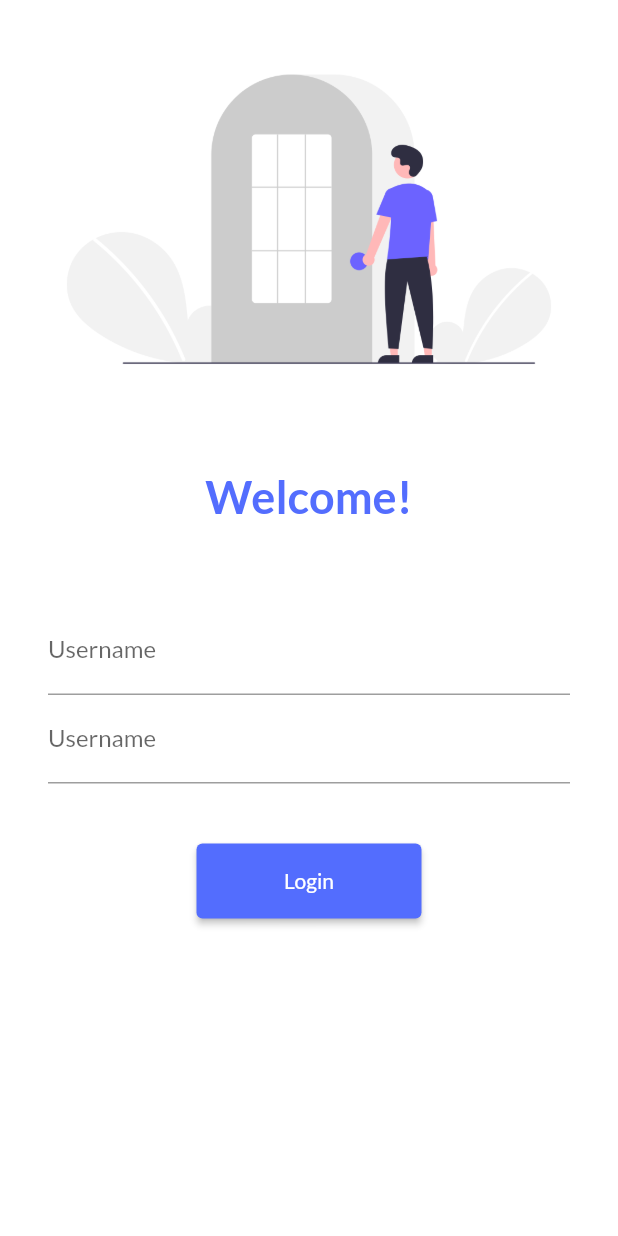
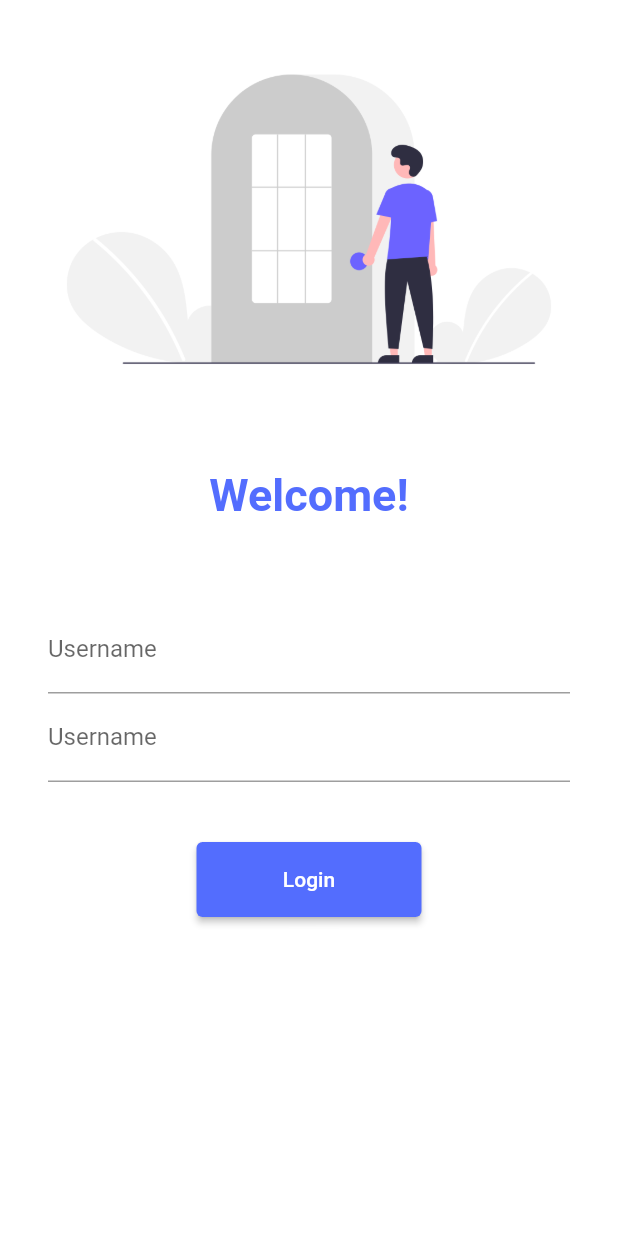
Before and after one commit to ruxrup/learningFlutter, a Flutter app: the screen it shows after launch, on a phone screen of 412 x 824 dp. Run offline on Flutter 3.47's test engine with Material 2 defaults, Android fonts, the phone set to English and light mode, and no system bars.

Commit message:
Moved to linux

```diff
--- a/flutter_application_1/lib/main.dart
+++ b/flutter_application_1/lib/main.dart
@@ -1,9 +1,7 @@
 import 'package:flutter/material.dart';
 import 'package:flutter_application_1/Screens/Home.dart';
 import 'package:flutter_application_1/utils/routes.dart';
-import 'package:google_fonts/google_fonts.dart';
 import 'Screens/login.dart';
-import "package:google_fonts/google_fonts.dart";
 
 void main() {
   runApp(myapp());
@@ -35,8 +33,6 @@ class myapp extends StatelessWidget {
               onBackground: Colors.black,
               surface: Colors.white,
               onSurface: Colors.black),
-          fontFamily: GoogleFonts.lato().fontFamily,
-          primaryTextTheme: GoogleFonts.latoTextTheme()),
-    );
+        ));
   }
 }
```
Also changed, not shown: flutter_application_1/pubspec.lock. Lines whose indentation alone changed are shown as unchanged.
